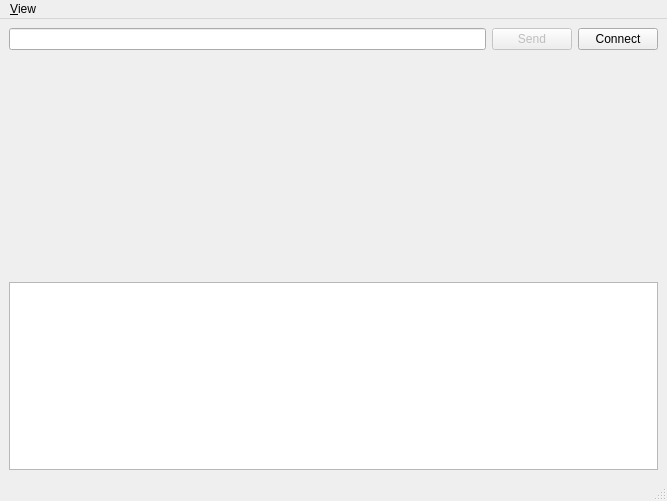
Kracav4ik/pencil_mob, file src/pencil_mob.ui: the form before one commit.
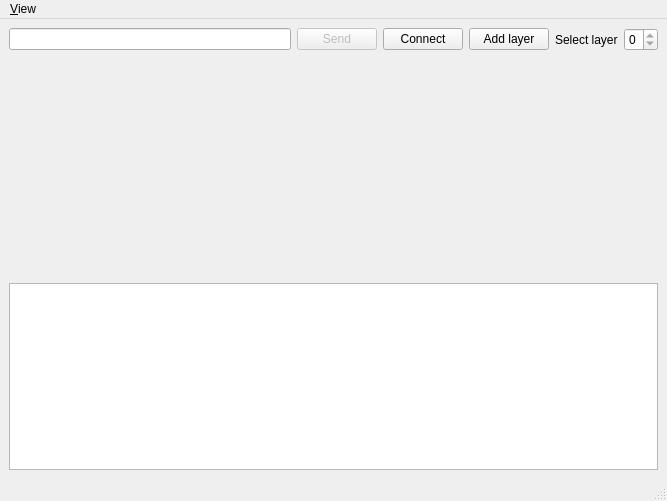
The form after the commit. Custom widgets are drawn as their Qt base class.

Commit message: initial layers support (no UI, no network)

Patch:
```diff
--- a/src/pencil_mob.ui
+++ b/src/pencil_mob.ui
@@ -37,6 +37,36 @@
         </property>
        </widget>
       </item>
+      <item>
+       <widget class="QPushButton" name="addLayer">
+        <property name="text">
+         <string>Add layer</string>
+        </property>
+       </widget>
+      </item>
+      <item>
+       <widget class="QLabel" name="label">
+        <property name="text">
+         <string>Select layer</string>
+        </property>
+       </widget>
+      </item>
+      <item>
+       <widget class="QSpinBox" name="selectLayer">
+        <property name="maximumSize">
+         <size>
+          <width>16777215</width>
+          <height>16777215</height>
+         </size>
+        </property>
+        <property name="maximum">
+         <number>0</number>
+        </property>
+        <property name="displayIntegerBase">
+         <number>10</number>
+        </property>
+       </widget>
+      </item>
      </layout>
     </item>
     <item>
```
The commit also changes 9 other files.
